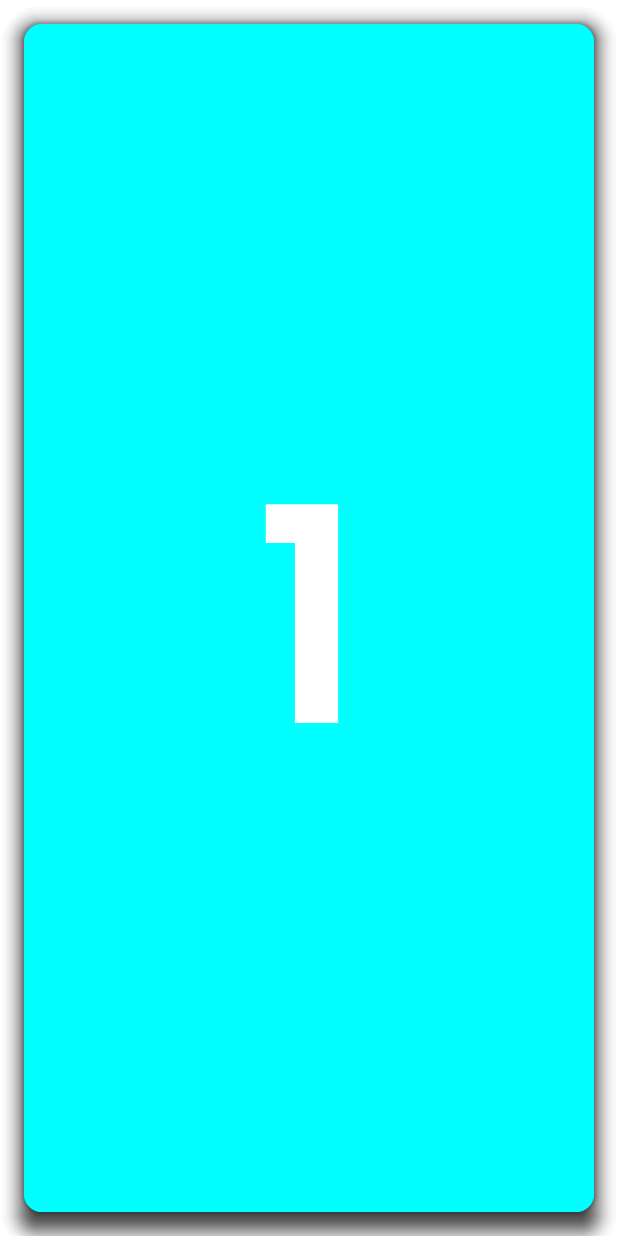
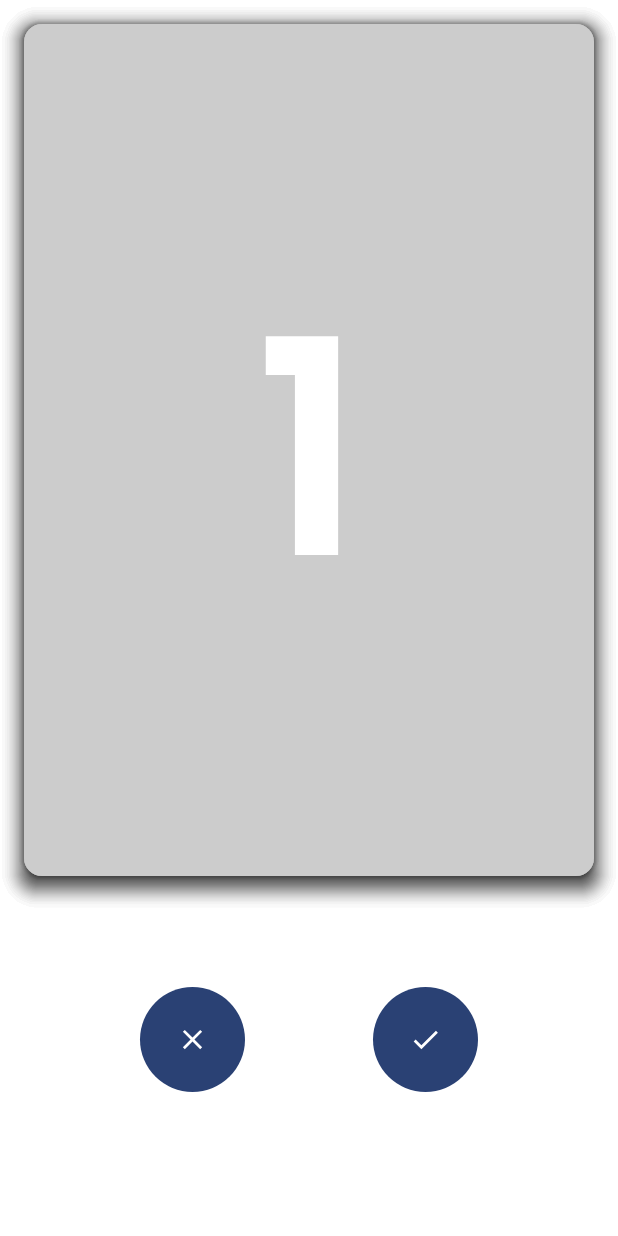
Before and after one commit to PratyushSingh07/BumbleCardSwipe, an Android app built with Jetpack Compose: the screen it shows after launch (MainActivity), on a phone screen of 412 x 824 dp. Run offline under Robolectric (Android 15) with nearby library versions, the phone set to English and light mode, and no system bars.

Commit message:
feat: Added buttons for card swipe (#10)

```diff
--- a/app/src/main/java/com/github/cardswipe/MainActivity.kt
+++ b/app/src/main/java/com/github/cardswipe/MainActivity.kt
@@ -5,8 +5,23 @@ import android.util.Log
 import androidx.activity.ComponentActivity
 import androidx.activity.compose.setContent
 import androidx.compose.foundation.background
+import androidx.compose.foundation.layout.Arrangement
 import androidx.compose.foundation.layout.Box
+import androidx.compose.foundation.layout.Column
+import androidx.compose.foundation.layout.Row
 import androidx.compose.foundation.layout.fillMaxSize
+import androidx.compose.foundation.layout.fillMaxWidth
+import androidx.compose.foundation.layout.height
+import androidx.compose.foundation.layout.padding
+import androidx.compose.foundation.layout.size
+import androidx.compose.foundation.shape.CircleShape
+import androidx.compose.material.icons.Icons
+import androidx.compose.material.icons.filled.Check
+import androidx.compose.material.icons.filled.Close
+import androidx.compose.material3.Button
+import androidx.compose.material3.Icon
+import androidx.compose.material3.IconButton
+import androidx.compose.material3.MaterialTheme
 import androidx.compose.material3.Text
 import androidx.compose.runtime.mutableIntStateOf
 import androidx.compose.runtime.saveable.rememberSaveable
@@ -14,6 +29,7 @@ import androidx.compose.ui.Alignment
 import androidx.compose.ui.Modifier
 import androidx.compose.ui.graphics.Color
 import androidx.compose.ui.text.style.TextAlign
+import androidx.compose.ui.unit.dp
 import androidx.compose.ui.unit.sp
 import com.github.cardswipe.component.ProfileCard
 import com.github.cardswipe.ui.theme.TinderCardSwipeTheme
@@ -28,9 +44,16 @@ class MainActivity : ComponentActivity() {
                 val lastIndex = DummyProfile.list.lastIndex
                 val currentIndex = rememberSaveable { mutableIntStateOf(0) }
 
+                Column(
+                    modifier = Modifier
+                        .fillMaxSize()
+                        .background(color = Color.White),
+                    verticalArrangement = Arrangement.spacedBy(50.dp)
+                ) {
                     Box(
                         modifier = Modifier
-                        .fillMaxSize()
+                            .fillMaxWidth()
+                            .height(600.dp)
                             .background(Color.White),
                         contentAlignment = Alignment.Center
                     ) {
@@ -52,6 +75,29 @@ class MainActivity : ComponentActivity() {
                             )
                         }
                     }
+                    Row(
+                        modifier = Modifier
+                            .fillMaxWidth()
+                            .padding(8.dp),
+                        verticalAlignment = Alignment.CenterVertically,
+                        horizontalArrangement = Arrangement.SpaceEvenly
+                    ) {
+                        Button(
+                            onClick = {},
+                            modifier= Modifier.size(70.dp),
+                            shape = CircleShape
+                        ) {
+                            Icon(imageVector = Icons.Filled.Close, contentDescription = "left")
+                        }
+                        Button(
+                            onClick = {},
+                            modifier= Modifier.size(70.dp),
+                            shape = CircleShape
+                        ) {
+                            Icon(imageVector = Icons.Filled.Check, contentDescription = "right")
+                        }
+                    }
+                }
             }
         }
     }
--- a/app/src/main/java/com/github/cardswipe/component/ProfileCard.kt
+++ b/app/src/main/java/com/github/cardswipe/component/ProfileCard.kt
@@ -29,7 +29,7 @@ fun ProfileCard(
 ) {
     Card(
         colors = CardDefaults.cardColors(
-            containerColor = Color.Cyan,
+            containerColor = Color.LightGray,
         ),
         modifier = modifier
             .fillMaxSize()
```
Lines whose indentation alone changed are shown as unchanged.
